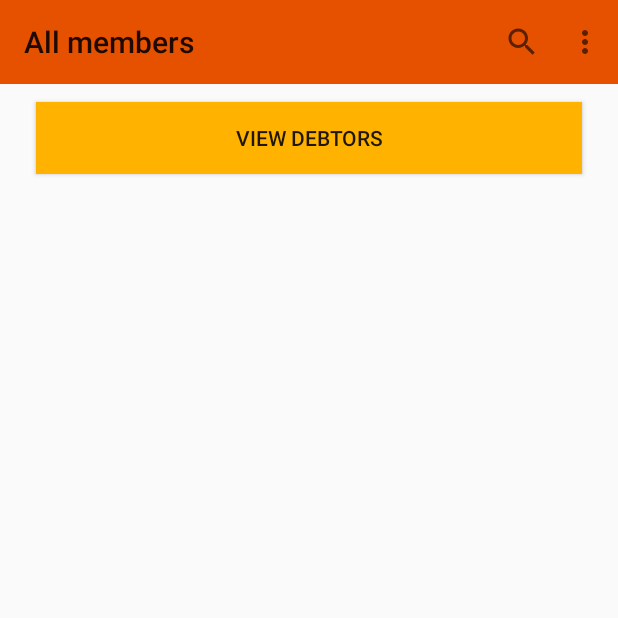
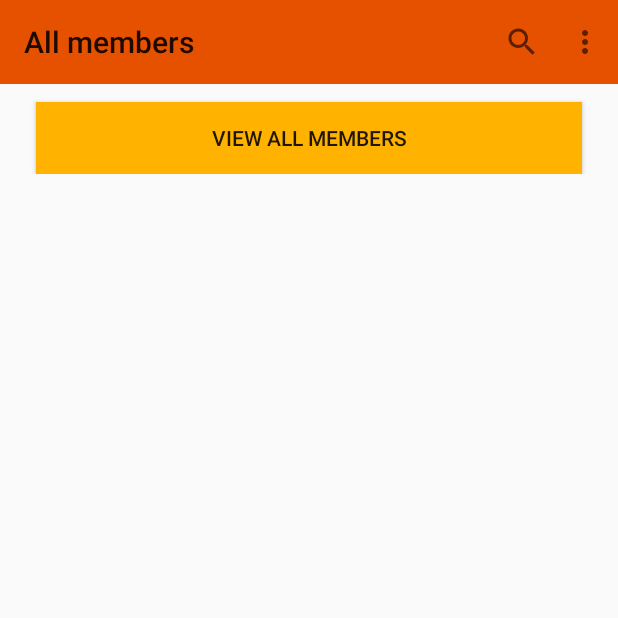
Before and after one commit to semyonmoroshek/SportClubManager, an Android app: the screen it shows after launch (ViewAllMemberActivity), after a tap on "VIEW DEBTORS", on a phone screen of 412 x 824 dp, the top half of it. Run offline under Robolectric (Android 15) with nearby library versions, the phone set to English and light mode, and no system bars; our stand-ins replace ButterKnife, Room's generated code, RxJava; libraries missing offline, so code that uses them is left out: org.parceler.

Commit message:
8 - add viewAllMembers button

```diff
--- a/app/src/main/java/com/myprojects/androidlessons/sportclubmanager/activity/ViewAllMemberActivity.java
+++ b/app/src/main/java/com/myprojects/androidlessons/sportclubmanager/activity/ViewAllMemberActivity.java
@@ -44,6 +44,7 @@ public class ViewAllMemberActivity extends AppCompatActivity {
 
     @BindView(R.id.rv_all_members) RecyclerView mRecyclerView;
     @BindView(R.id.btn_sort) Button btnSort;
+    @BindView(R.id.btn_view_all) Button btnViewAllMembers;
     @BindView(R.id.tb_viewAllAct) Toolbar mToolbar;
     @BindView(R.id.fab_save_new_member) FloatingActionButton fabSaveNewMember;
 
@@ -63,13 +64,22 @@ public class ViewAllMemberActivity extends AppCompatActivity {
 
         fabSaveNewMember.setOnClickListener(View -> addNewMember());
 
-        btnSort.setOnClickListener(View -> {
+        btnSort.setOnClickListener(v -> {
             try {
+                btnSort.setVisibility(View.INVISIBLE);
+                btnViewAllMembers.setVisibility(View.VISIBLE);
                 sortByValidPayment();
             } catch (ParseException e) {
                 e.printStackTrace();
             }
         });
+
+        btnViewAllMembers.setOnClickListener(v -> {
+            btnViewAllMembers.setVisibility(View.INVISIBLE);
+            btnSort.setVisibility(View.VISIBLE);
+            viewAll();
+        });
+
     }
 
 
--- a/app/src/main/res/layout/activity_view_all_members.xml
+++ b/app/src/main/res/layout/activity_view_all_members.xml
@@ -15,6 +15,10 @@
         android:background="#E65100"
         app:popupTheme="@style/AppTheme.PopupOverlay" />
 
+    <FrameLayout
+        android:layout_width="match_parent"
+        android:layout_height="wrap_content">
+
         <Button
             android:id="@+id/btn_sort"
             android:layout_width="match_parent"
@@ -26,6 +30,21 @@
             android:layout_marginEnd="24dp"
             android:elevation="50dp"
             android:text="view debtors" />
+
+        <Button
+            android:id="@+id/btn_view_all"
+            android:layout_width="match_parent"
+            android:layout_height="wrap_content"
+            android:layout_gravity="center_horizontal"
+            android:background="#FFB300"
+            android:layout_marginTop="12dp"
+            android:layout_marginStart="24dp"
+            android:layout_marginEnd="24dp"
+            android:elevation="50dp"
+            android:text="view all members"
+            android:visibility="invisible"/>
+
+    </FrameLayout>
 
     <FrameLayout
         android:layout_width="match_parent"
```
